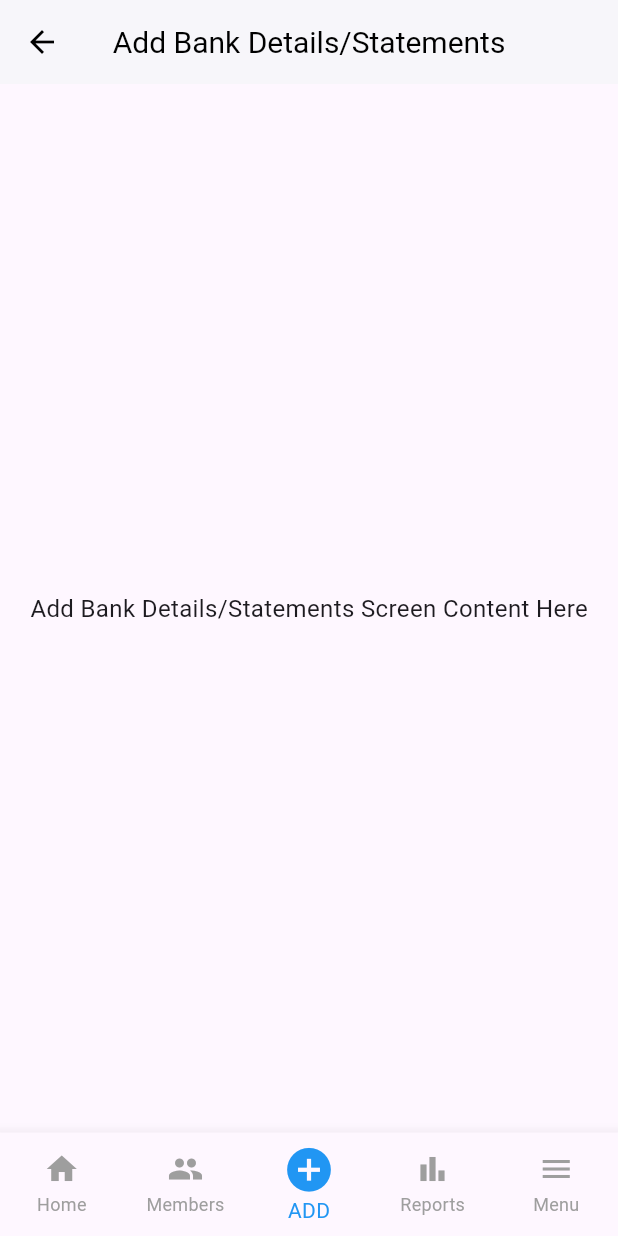
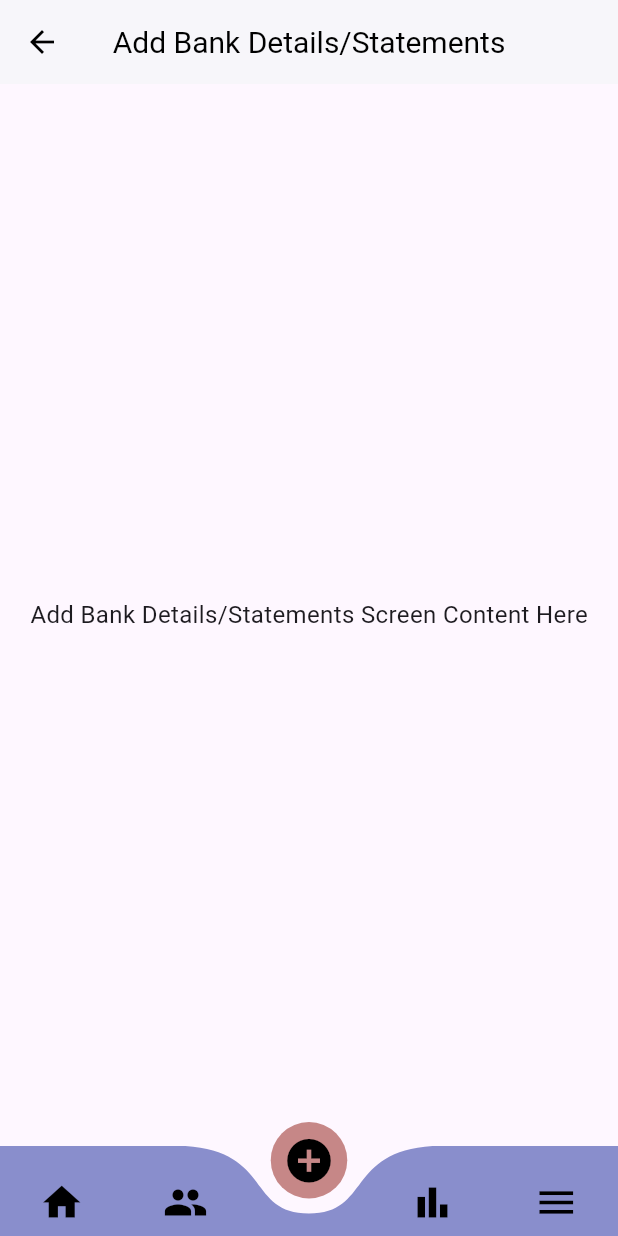
Before and after one commit to sparkmind-org/BachatGatApp, a Flutter app: the AddBankDetailsScreen screen opened by its route, on a phone screen of 412 x 824 dp. Run offline on Flutter 3.47's test engine with Material 3 defaults, Android fonts, the phone set to English and light mode, and no system bars; drawn by our look-alikes of curved_navigation_bar; our stand-ins replace fl_chart, flutter_svg; missing offline and left inert: flutter_settings_ui.

Commit message:
animated Customfooter using curved_navigation_bar

```diff
--- a/lib/screens/login/login_screen.dart
+++ b/lib/screens/login/login_screen.dart
@@ -1,7 +1,7 @@
 import 'package:flutter/material.dart';
 
 class LoginScreen extends StatelessWidget {
-  const LoginScreen({Key? key}) : super(key: key);
+  const LoginScreen({super.key});
 
   @override
   Widget build(BuildContext context) {
--- a/lib/widgets/custom_footer.dart
+++ b/lib/widgets/custom_footer.dart
@@ -1,4 +1,5 @@
 import 'package:flutter/material.dart';
+import 'package:curved_navigation_bar/curved_navigation_bar.dart';
 
 class CustomFooter extends StatelessWidget {
   final int currentIndex;
@@ -12,18 +13,20 @@ class CustomFooter extends StatelessWidget {
 
   @override
   Widget build(BuildContext context) {
-    return BottomNavigationBar(
-      currentIndex: currentIndex,
+    return CurvedNavigationBar(
+      index: currentIndex,
       onTap: onItemTapped,
-      type: BottomNavigationBarType.fixed,
-      selectedItemColor: Colors.blue,
-      unselectedItemColor: Colors.grey,
+      backgroundColor: Colors.transparent, // Background for animation
+      color: const Color.fromARGB(255, 137, 142, 204),
+      buttonBackgroundColor: const Color.fromARGB(255, 198, 135, 135),
+      height: 60,
+      animationDuration: const Duration(milliseconds: 300),
       items: const [
-        BottomNavigationBarItem(icon: Icon(Icons.home), label: 'Home'),
-        BottomNavigationBarItem(icon: Icon(Icons.group), label: 'Members'),
-        BottomNavigationBarItem(icon: Icon(Icons.add_circle, size: 35), label: 'ADD'),
-        BottomNavigationBarItem(icon: Icon(Icons.bar_chart), label: 'Reports'),
-        BottomNavigationBarItem(icon: Icon(Icons.menu), label: 'Menu'),
+        Icon(Icons.home, size: 30, color: Colors.black),
+        Icon(Icons.group, size: 30, color: Colors.black),
+        Icon(Icons.add_circle, size: 35, color: Colors.black),
+        Icon(Icons.bar_chart, size: 30, color: Colors.black),
+        Icon(Icons.menu, size: 30, color: Colors.black),
       ],
     );
   }
--- a/pubspec.yaml
+++ b/pubspec.yaml
@@ -16,6 +16,11 @@ dependencies:
   cupertino_icons: ^1.0.8
   settings_ui: ^2.0.2
   flutter_settings_ui: ^3.0.1
+  curved_navigation_bar: ^1.0.6
+
+
+
+
 
 
 dev_dependencies:
@@ -31,5 +36,6 @@ flutter:
     - assets/04.jpg
     - assets/icon/Bellicon.svg
     - assets/icon/Select.svg
+    - assets/icon/LoginIcon.svg
 
   uses-material-design: true
```
Also changed, not shown: assets/Icon/LoginIcon.svg (added), pubspec.lock.
